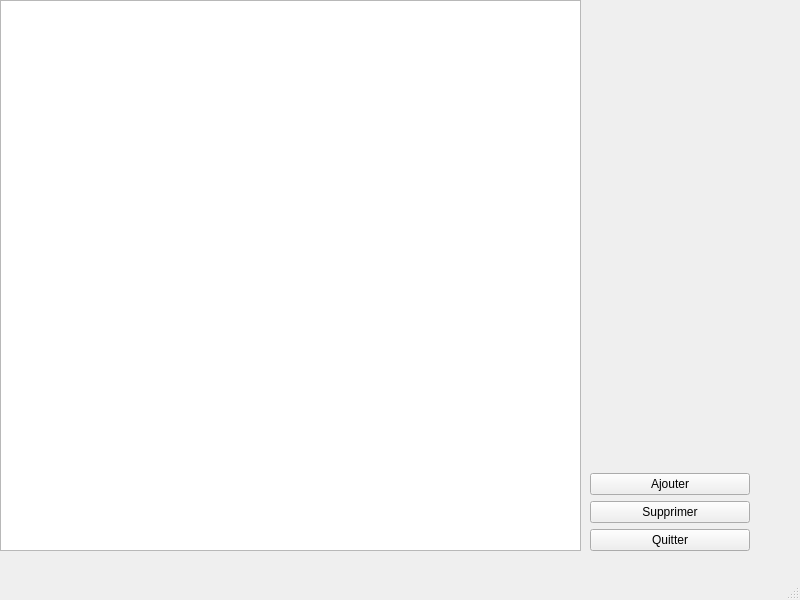
The window that TP4Gui/tp4gui.ui (gabfb/TP4) describes before a commit, drawn with Qt 5.
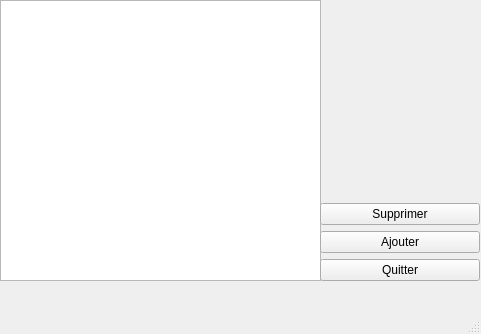
The same window after the commit.

Diff of the .ui file:
```diff
--- a/TP4Gui/tp4gui.ui
+++ b/TP4Gui/tp4gui.ui
@@ -6,8 +6,8 @@
    <rect>
     <x>0</x>
     <y>0</y>
-    <width>800</width>
-    <height>600</height>
+    <width>481</width>
+    <height>334</height>
    </rect>
   </property>
   <property name="windowTitle">
@@ -19,8 +19,8 @@
      <rect>
       <x>0</x>
       <y>0</y>
-      <width>581</width>
-      <height>551</height>
+      <width>321</width>
+      <height>281</height>
      </rect>
     </property>
     <layout class="QVBoxLayout" name="verticalLayout">
@@ -32,10 +32,10 @@
    <widget class="QWidget" name="verticalLayoutWidget_2">
     <property name="geometry">
      <rect>
-      <x>590</x>
+      <x>320</x>
       <y>0</y>
       <width>160</width>
-      <height>551</height>
+      <height>281</height>
      </rect>
     </property>
     <layout class="QVBoxLayout" name="verticalLayout_2">
@@ -52,13 +52,6 @@
        </property>
       </spacer>
      </item>
-     <item>
-      <widget class="QPushButton" name="AjouterPersonne">
-       <property name="text">
-        <string>Ajouter</string>
-       </property>
-      </widget>
-     </item>
      <item>
       <widget class="QPushButton" name="SupprimerPersonne">
        <property name="text">
@@ -66,6 +59,13 @@
        </property>
       </widget>
      </item>
+     <item>
+      <widget class="QPushButton" name="AjouterPersonne">
+       <property name="text">
+        <string>Ajouter</string>
+       </property>
+      </widget>
+     </item>
      <item>
       <widget class="QPushButton" name="Quitter">
        <property name="text">
```
Left out of the diff: 2 changed lines with no effect on the pictures.
